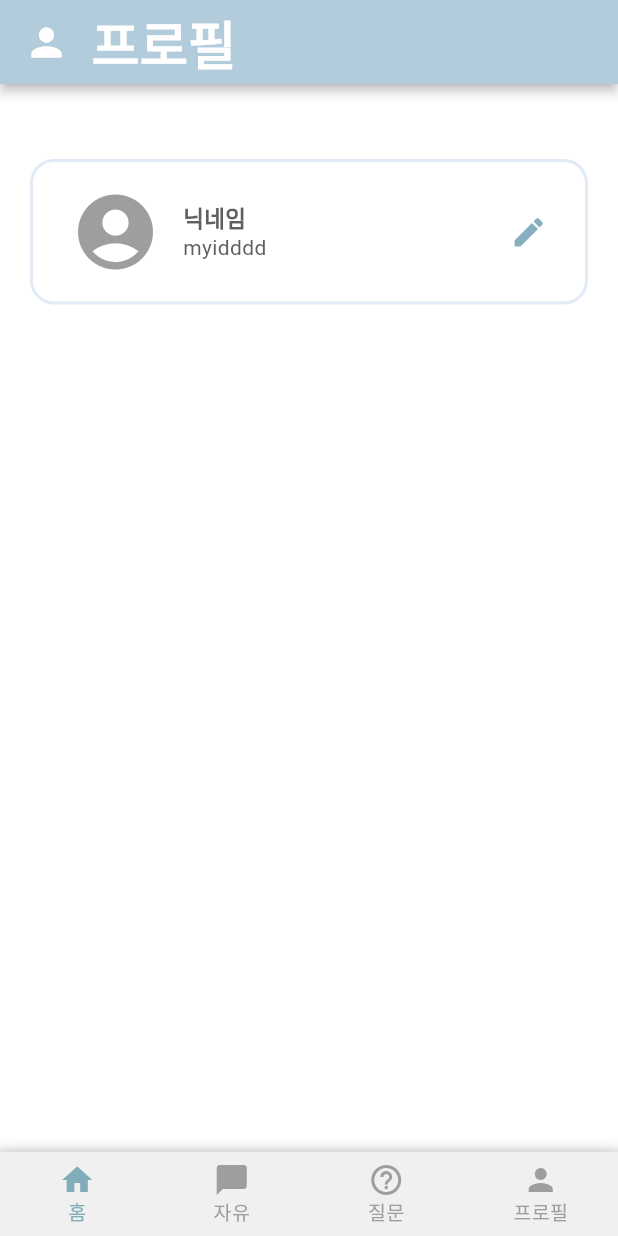
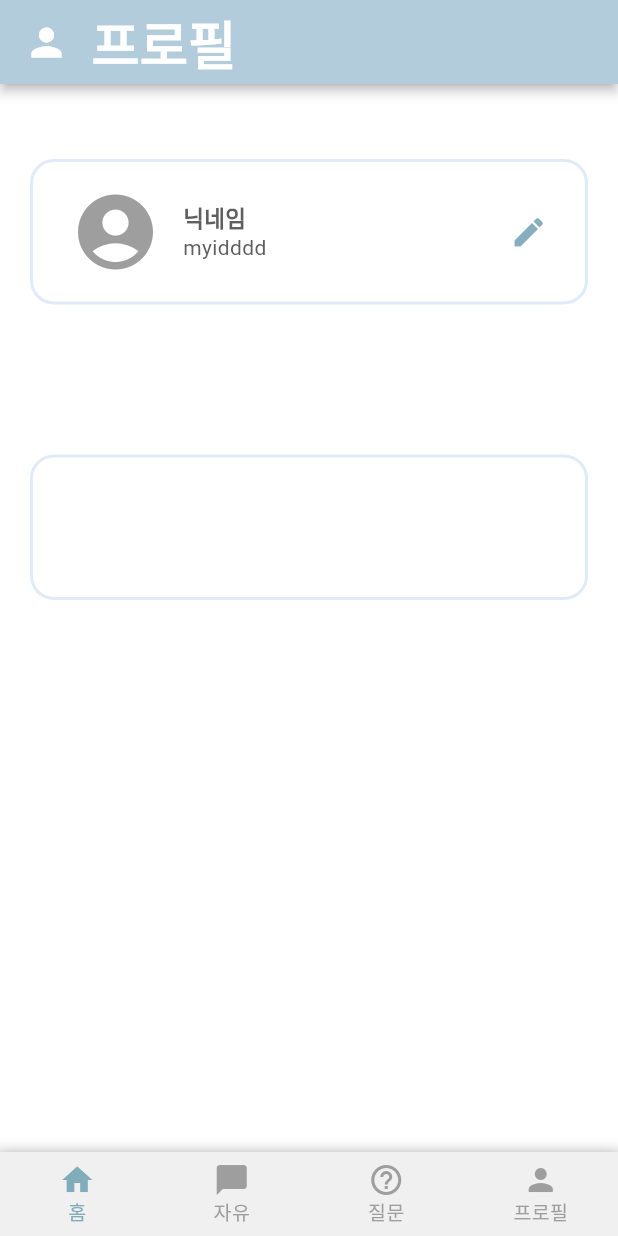
Before and after one commit to WooRiGyeoRe/notice_board, a Flutter app: the screen it shows after launch, on a phone screen of 412 x 824 dp. Run offline on Flutter 3.47's test engine with Material 3 defaults, Android fonts, the phone set to English and light mode, and no system bars; missing offline and left inert: dart:ffi; Roboto replaces fonts that are missing (jeongianjeon-Regular).

Commit message:
프로필 화면 수정 중...

```diff
--- a/lib/screen/login_screen.dart
+++ b/lib/screen/login_screen.dart
@@ -14,7 +14,7 @@ class LoginScreen extends StatelessWidget {
           // 앱 타이틀 설정
           title: const Row(
             children: [
-              Icon(Icons.person, color: Colors.white, size: 30),
+              Icon(Icons.power_settings_new, color: Colors.white, size: 30),
               SizedBox(width: 15), // 아이콘과 텍스트 사이의 간격 조절
               Text(
                 '로그인',
--- a/lib/screen/profile_screen.dart
+++ b/lib/screen/profile_screen.dart
@@ -31,7 +31,10 @@ class ProfileScreen extends StatelessWidget {
           shadowColor: Colors.black), // 앱바 그림자
       backgroundColor: Colors.white, // 전체 화면 배경색
       body: const Column(
-        children: [MyInformation()], // FreeBoardBox(), QuestionBoardBox()
+        children: [
+          MyInformation(),
+          MyBoard()
+        ], // FreeBoardBox(), QuestionBoardBox()
       ),
       bottomNavigationBar: const BottomBar(),
     );
@@ -116,3 +119,51 @@ class _MyInformationState extends State<MyInformation> {
     );
   }
 }
+
+// 내가 작성한 게시판 글 및 댓글
+class MyBoard extends StatefulWidget {
+  const MyBoard({super.key});
+
+  @override
+  _MyBoardState createState() => _MyBoardState();
+}
+
+class _MyBoardState extends State<MyBoard> {
+  @override
+  Widget build(BuildContext context) {
+    return Center(
+      child: Column(
+        crossAxisAlignment: CrossAxisAlignment.center, // 수직으로 가운데 정렬
+        children: [
+          Container(
+            margin: const EdgeInsets.symmetric(vertical: 50),
+            width: 372,
+            height: 97,
+            decoration: BoxDecoration(
+              borderRadius: BorderRadius.circular(16),
+              border: Border.all(
+                  color: const Color.fromARGB(255, 224, 235, 247), width: 2),
+            ),
+          ),
+        ],
+      ),
+    );
+  }
+}
+
+// 질문게시판
+
+// 로그아웃, 탈퇴하기
+class LogOutBotton extends StatefulWidget {
+  const LogOutBotton({super.key});
+
+  @override
+  _LogOutBottonState createState() => _LogOutBottonState();
+}
+
+class _LogOutBottonState extends State<LogOutBotton> {
+  @override
+  Widget build(BuildContext context) {
+    return const Padding(padding: EdgeInsetsDirectional.all(20));
+  }
+}
```
